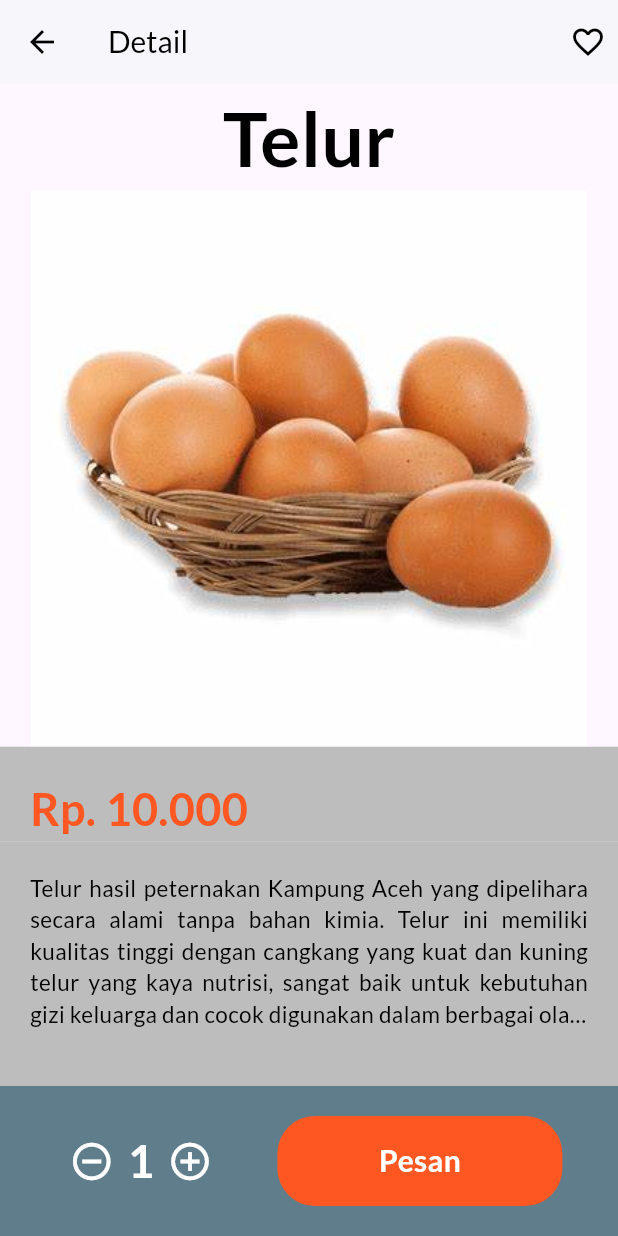
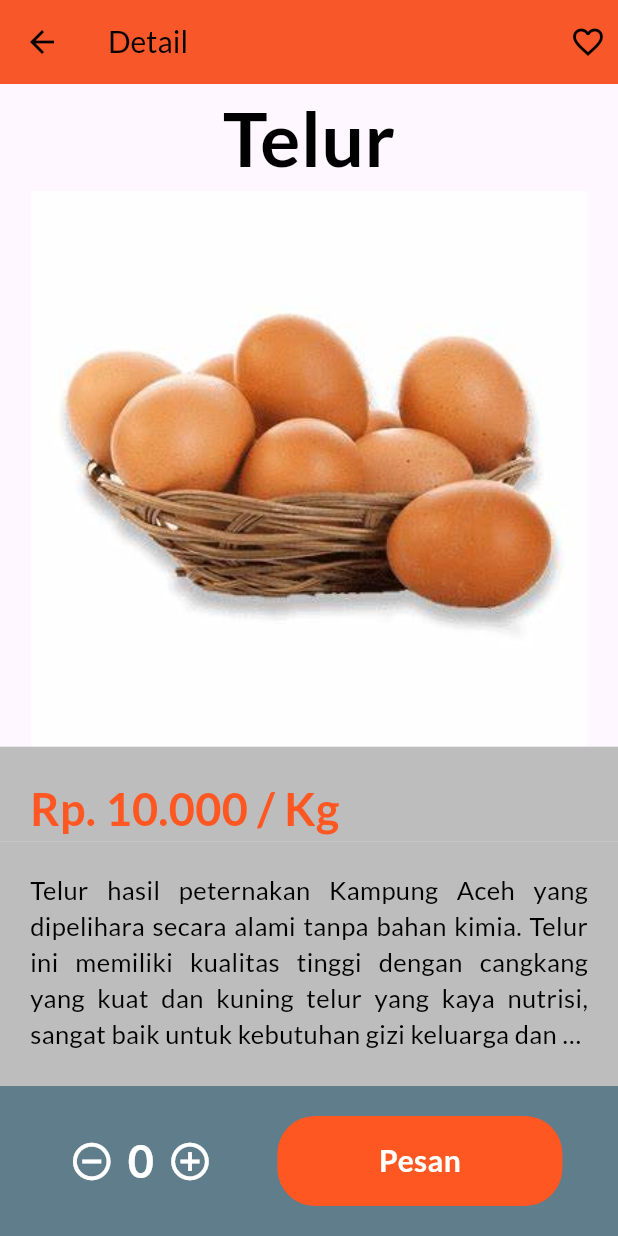
Before and after one commit to Zammil00/flutter_toko_sembako_online, a Flutter app: the screen it shows after launch, after a tap on an icon or button, on a phone screen of 412 x 824 dp. Run offline on Flutter 3.47's test engine with Material 3 defaults, Android fonts, the light colour scheme and no system bars; our stand-ins replace google_fonts.

Commit message:
Update Detail Produk

```diff
--- a/lib/main.dart
+++ b/lib/main.dart
@@ -1,4 +1,5 @@
 import 'package:flutter/material.dart';
+import 'package:google_fonts/google_fonts.dart';
 import 'package:toko_sembako_online/pages/list_produk_page.dart';
 
 void main() {
@@ -12,7 +13,6 @@ class MyApp extends StatelessWidget {
   @override
   Widget build(BuildContext context) {
     return MaterialApp(
-      debugShowCheckedModeBanner: false,
       home: const MainPage(),
     );
   }
@@ -29,59 +29,59 @@ class _MainPageState extends State<MainPage> {
   @override
   Widget build(BuildContext context) {
     return Scaffold(
-        // appBar: AppBar(
-        //   elevation: 1,
-        //   backgroundColor: Colors.white,
-        //   leading: Icon(
-        //     Icons.menu,
-        //     color: Colors.black,
-        //   ),
-        //   title: Text(
-        //     "TOKO SEMBAKO",
-        //     style: GoogleFonts.lato(
-        //       color: Colors.black,
-        //       fontSize: 25,
-        //       fontWeight: FontWeight.bold,
-        //     ),
-        //   ),
-        //   actions: [
-        //     Row(
-        //       children: [
-        //         Icon(
-        //           Icons.search,
-        //         ),
-        //         Stack(
-        //           children: [
-        //             IconButton(
-        //               onPressed: () {},
-        //               icon: Icon(
-        //                 Icons.shopping_cart,
-        //               ),
-        //             ),
-        //             Positioned(
-        //               top: 0,
-        //               right: 3,
-        //               child: Container(
-        //                 height: 20,
-        //                 width: 20,
-        //                 decoration: BoxDecoration(
-        //                   shape: BoxShape.circle,
-        //                   color: Colors.deepOrangeAccent,
-        //                 ),
-        //                 child: Center(
-        //                   child: Text(
-        //                     "2",
-        //                     style: GoogleFonts.lato(color: Colors.white),
-        //                   ),
-        //                 ),
-        //               ),
-        //             )
-        //           ],
-        //         )
-        //       ],
-        //     )
-        //   ],
-        // ),
+        appBar: AppBar(
+          elevation: 1,
+          backgroundColor: Colors.deepOrange,
+          leading: Icon(
+            Icons.menu,
+            color: Colors.black,
+          ),
+          title: Text(
+            "SEMBAKO LABIL",
+            style: GoogleFonts.lato(
+              color: Colors.black,
+              fontSize: 25,
+              fontWeight: FontWeight.bold,
+            ),
+          ),
+          actions: [
+            Row(
+              children: [
+                Icon(
+                  Icons.search,
+                ),
+                Stack(
+                  children: [
+                    IconButton(
+                      onPressed: () {},
+                      icon: Icon(
+                        Icons.shopping_cart,
+                      ),
+                    ),
+                    Positioned(
+                      top: 0,
+                      right: 3,
+                      child: Container(
+                        height: 20,
+                        width: 20,
+                        decoration: BoxDecoration(
+                          shape: BoxShape.circle,
+                          color: Colors.deepPurpleAccent,
+                        ),
+                        child: Center(
+                          child: Text(
+                            "2",
+                            style: GoogleFonts.lato(color: Colors.white),
+                          ),
+                        ),
+                      ),
+                    )
+                  ],
+                )
+              ],
+            )
+          ],
+        ),
         body: ListProduk());
   }
 }
--- a/lib/models/data/data.dart
+++ b/lib/models/data/data.dart
@@ -18,7 +18,7 @@ final List<Produk> produkList = [
   Produk(
     "Telur",
     "10.000",
-    "Butir",
+    "Kg",
     "assets/images/g2.jpg",
     "Telur hasil peternakan Kampung Aceh yang dipelihara secara alami tanpa bahan kimia. Telur ini memiliki kualitas tinggi dengan cangkang yang kuat dan kuning telur yang kaya nutrisi, sangat baik untuk kebutuhan gizi keluarga dan cocok digunakan dalam berbagai olahan masakan, mulai dari telur dadar, kue, hingga makanan bergizi lainnya.",
   ),
--- a/lib/pages/detail_produk_page.dart
+++ b/lib/pages/detail_produk_page.dart
@@ -2,15 +2,35 @@ import 'package:flutter/material.dart';
 import 'package:google_fonts/google_fonts.dart';
 import 'package:toko_sembako_online/models/data/data.dart';
 
-class DetailProduk extends StatelessWidget {
+class DetailProduk extends StatefulWidget {
   const DetailProduk({super.key, required this.produk});
 
   final Produk produk;
+
+  @override
+  State<DetailProduk> createState() => _DetailProdukState();
+}
+
+class _DetailProdukState extends State<DetailProduk> {
+  int jumlahChek = 0;
+
+  void tambahChek() {
+    jumlahChek++;
+    setState(() {});
+  }
+
+  void kurangChek() {
+    if (jumlahChek != 0) {
+      jumlahChek--;
+      setState(() {});
+    }
+  }
+
   @override
   Widget build(BuildContext context) {
     return Scaffold(
       appBar: AppBar(
-        backgroundColor: Colors.white,
+        backgroundColor: Colors.deepOrange,
         elevation: 1,
         leading: IconButton(
           onPressed: () {
@@ -43,7 +63,7 @@ class DetailProduk extends StatelessWidget {
         crossAxisAlignment: CrossAxisAlignment.center,
         children: [
           Text(
-            produk.nama,
+            widget.produk.nama,
             style: GoogleFonts.lato(
               color: Colors.black,
               fontSize: 50,
@@ -52,12 +72,13 @@ class DetailProduk extends StatelessWidget {
           ),
           Center(
             child: Hero(
-              tag: produk.gambar,
+              tag: widget.produk.gambar,
               child: Container(
                 height: MediaQuery.of(context).size.height * 0.45,
                 decoration: BoxDecoration(
                     image: DecorationImage(
-                        image: AssetImage(produk.gambar), fit: BoxFit.contain)),
+                        image: AssetImage(widget.produk.gambar),
+                        fit: BoxFit.contain)),
               ),
             ),
           ),
@@ -70,13 +91,21 @@ class DetailProduk extends StatelessWidget {
             child: Row(
               children: [
                 Text(
-                  "Rp. " + produk.harga,
+                  "Rp. ${widget.produk.harga}",
                   style: GoogleFonts.lato(
                     color: Colors.deepOrange,
                     fontSize: 30,
                     fontWeight: FontWeight.w700,
                   ),
-                )
+                ),
+                Text(
+                  " / ${widget.produk.jumlah}",
+                  style: GoogleFonts.lato(
+                    color: Colors.deepOrange,
+                    fontSize: 30,
+                    fontWeight: FontWeight.w700,
+                  ),
+                ),
               ],
             ),
           ),
@@ -85,10 +114,10 @@ class DetailProduk extends StatelessWidget {
               color: Colors.grey[400],
               padding: EdgeInsets.all(20),
               child: Text(
-                produk.deskripsi,
+                widget.produk.deskripsi,
                 style: GoogleFonts.lato(
                   color: Colors.black,
-                  fontSize: 15,
+                  fontSize: 17,
                   fontWeight: FontWeight.w500,
                 ),
                 textAlign: TextAlign.justify,
@@ -110,7 +139,7 @@ class DetailProduk extends StatelessWidget {
                     mainAxisAlignment: MainAxisAlignment.spaceBetween,
                     children: [
                       IconButton(
-                        onPressed: () {},
+                        onPressed: kurangChek,
                         icon: Icon(
                           Icons.remove_circle_outline,
                           color: Colors.white,
@@ -118,7 +147,7 @@ class DetailProduk extends StatelessWidget {
                         ),
                       ),
                       Text(
-                        "1",
+                        jumlahChek.toString(),
                         style: GoogleFonts.lato(
                           color: Colors.white,
                           fontSize: 30,
@@ -126,7 +155,7 @@ class DetailProduk extends StatelessWidget {
                         ),
                       ),
                       IconButton(
-                        onPressed: () {},
+                        onPressed: tambahChek,
                         icon: Icon(
                           Icons.add_circle_outline,
                           color: Colors.white,
```
